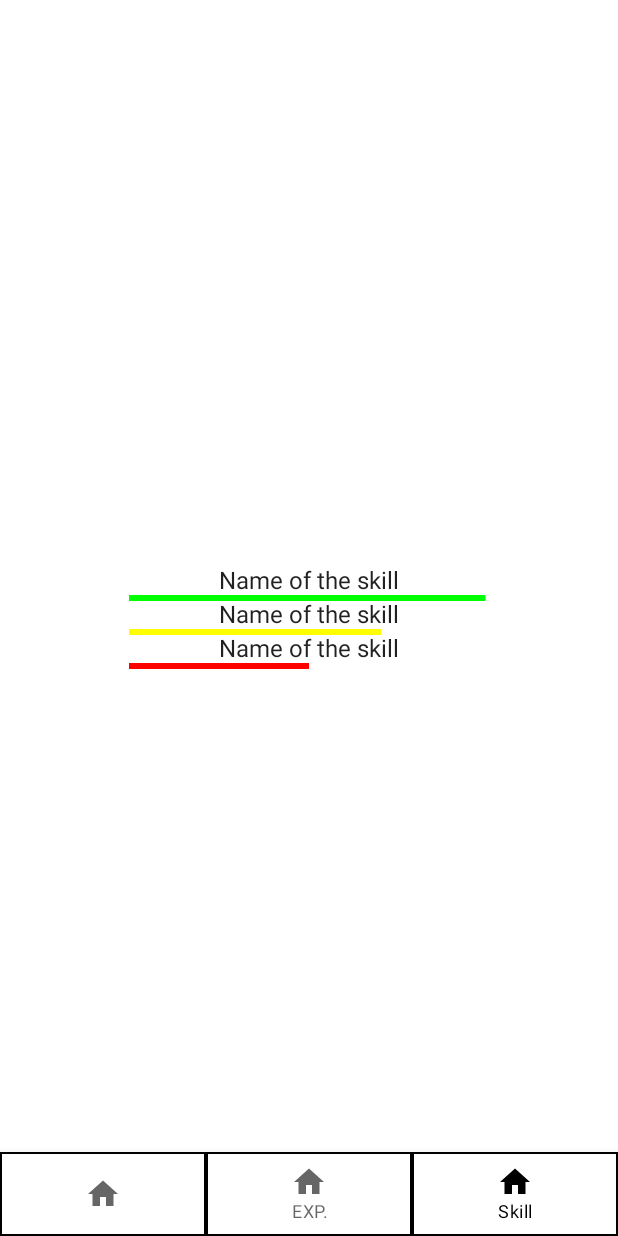
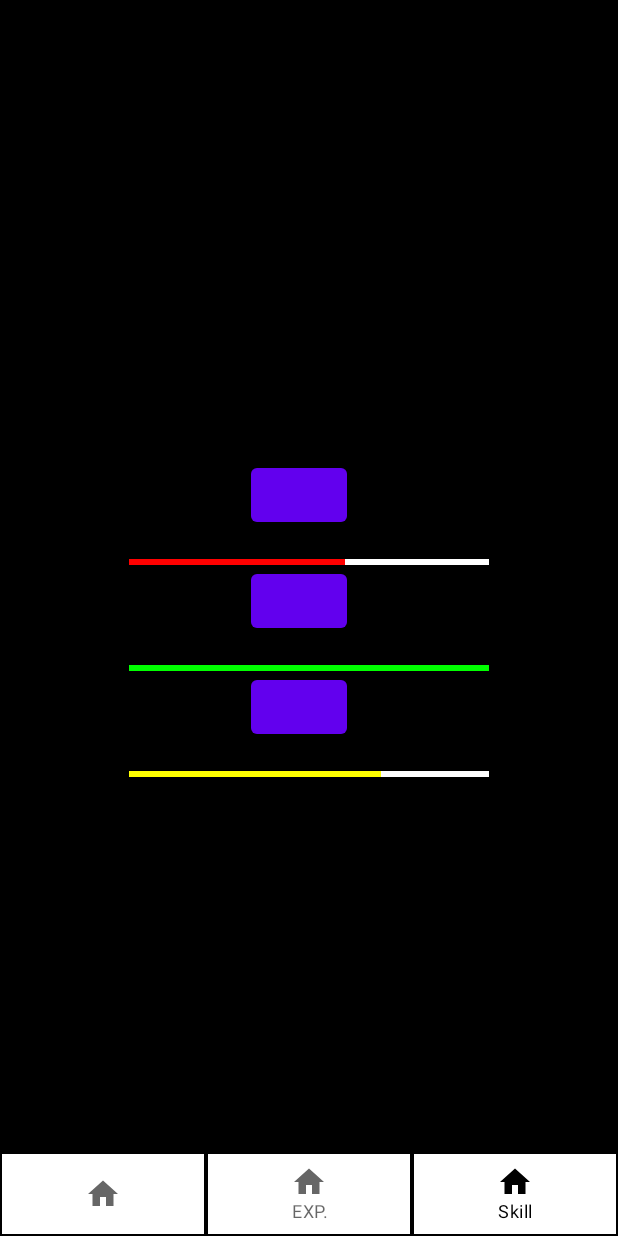
Before and after one commit to AdrienMDevMobile/ComposeCV, an Android app built with Jetpack Compose: the screen it shows after launch (MainActivity), item 3 of the bottom bar chosen, on a phone screen of 412 x 824 dp. Run offline under Robolectric (Android 15) with nearby library versions, the phone set to English and light mode, and no system bars; our stand-ins replace livedata-compose.

Commit message:
Welcome fragment + Skill Fragment Can now overscroll, skill fragment has on off button

```diff
--- a/app/build.gradle
+++ b/app/build.gradle
@@ -60,5 +60,7 @@ dependencies {
     debugImplementation "androidx.compose.ui:ui-tooling:$compose_version"
     def nav_version = "2.4.1"
     implementation("androidx.navigation:navigation-compose:$nav_version")
+    implementation "androidx.compose.runtime:runtime-livedata:$compose_version"
+    implementation "androidx.lifecycle:lifecycle-viewmodel-compose:1.0.0-alpha02"
 
 }
--- a/app/src/main/java/com/adrienmandroid/composecv/data/BottomNavGraph.kt
+++ b/app/src/main/java/com/adrienmandroid/composecv/data/BottomNavGraph.kt
@@ -14,11 +14,11 @@ import com.adrienmandroid.composecv.ui.fragments.WelcomeFragment
 //Navigation graph informations.
 object BottomNavGraph {
 
-    val Welcome = BottomNavElement("welcome", null, Icons.Default.Home)
-    val Exp = BottomNavElement("experience", "EXP.", Icons.Default.Home)
-    val Skill = BottomNavElement("skill", "Skill", Icons.Default.Home)
+    val WelcomeBottomNav = BottomNavElement("welcome", null, Icons.Default.Home)
+    val ExpBottomNav = BottomNavElement("experience", "EXP.", Icons.Default.Home)
+    val SkillBottomNav = BottomNavElement("skill", "Skill", Icons.Default.Home)
 
-    val array = arrayOf(Welcome, Exp, Skill)
+    val array = arrayOf(WelcomeBottomNav, ExpBottomNav, SkillBottomNav)
 
 }
 
@@ -29,14 +29,14 @@ fun BottomNavGraphHost(navController: NavHostController) {
     NavHost(navController = navController,
         startDestination = BottomNavGraph.array[0].route)
     {
-        composable(route=BottomNavGraph.Welcome.route){
+        composable(route=BottomNavGraph.WelcomeBottomNav.route){
             WelcomeFragment()
         }
-        composable(route = BottomNavGraph.Exp.route) {
+        composable(route = BottomNavGraph.ExpBottomNav.route) {
             ExperienceFragment()
         }
-        composable(route = BottomNavGraph.Skill.route) {
-            SkillFragment()
+        composable(route = BottomNavGraph.SkillBottomNav.route) {
+            SkillFragment(SkillData.skills)
         }
     }
 }
--- /dev/null
+++ b/app/src/main/java/com/adrienmandroid/composecv/data/Skill.kt
@@ -0,0 +1,3 @@
+package com.adrienmandroid.composecv.data
+
+data class Skill(val name :String, val targetValue : Float, val explanation : String)
--- /dev/null
+++ b/app/src/main/java/com/adrienmandroid/composecv/data/SkillData.kt
@@ -0,0 +1,10 @@
+package com.adrienmandroid.composecv.data
+
+
+object SkillData {
+    val skill1 = Skill("Super skill1", 0.6f, "Texte skill 1")
+    val skill2 = Skill("Super skill2", 1f, "Texte skill 2")
+    val skill3 = Skill("Super skill3", 0.7f, "Texte skill 3")
+
+    val skills = listOf(skill1, skill2, skill3)
+}
--- a/app/src/main/java/com/adrienmandroid/composecv/ui/fragments/SkillFragment.kt
+++ b/app/src/main/java/com/adrienmandroid/composecv/ui/fragments/SkillFragment.kt
@@ -9,26 +9,30 @@ import androidx.compose.ui.Alignment
 import androidx.compose.ui.Modifier
 import androidx.compose.ui.graphics.Color
 import androidx.compose.ui.tooling.preview.Preview
-import com.adrienmandroid.composecv.ui.skill.SkillLinearProgressIndicator
+import com.adrienmandroid.composecv.data.Skill
+import com.adrienmandroid.composecv.ui.skill.SkillBox
+import com.adrienmandroid.composecv.data.SkillData
 import com.adrienmandroid.composecv.ui.theme.ComposeCVTheme
 
 @Composable
-fun SkillFragment() {
-    Box(modifier = Modifier.fillMaxSize().background(Color.White), contentAlignment = Alignment.Center,
+fun SkillFragment(skills : List<Skill>) {
+    Box(modifier = Modifier
+        .fillMaxSize()
+        .background(Color.Black), contentAlignment = Alignment.Center,
     ){
-        Column(){
-            SkillLinearProgressIndicator(0.9f)
-            SkillLinearProgressIndicator(0.7f)
-            SkillLinearProgressIndicator(0.5f)
+        Column() {
+            for (skill in skills) {
+                SkillBox(skill.name, skill.targetValue, skill.explanation)
+            }
         }
+    }
 
-    }
 }
 
 @Composable
 @Preview
-fun previewSkill(){
-    ComposeCVTheme {
-        SkillFragment()
+fun PreviewSkill(){
+    ComposeCVTheme() {
+        SkillFragment(SkillData.skills)
     }
 }
--- a/app/src/main/java/com/adrienmandroid/composecv/ui/fragments/WelcomeFragment.kt
+++ b/app/src/main/java/com/adrienmandroid/composecv/ui/fragments/WelcomeFragment.kt
@@ -3,10 +3,13 @@ package com.adrienmandroid.composecv.ui.fragments
 import androidx.compose.foundation.Image
 import androidx.compose.foundation.background
 import androidx.compose.foundation.layout.*
+import androidx.compose.foundation.lazy.LazyColumn
+import androidx.compose.foundation.lazy.items
 import androidx.compose.material.*
 import androidx.compose.runtime.Composable
 import androidx.compose.ui.Modifier
 import androidx.compose.ui.graphics.Color
+import androidx.compose.ui.graphics.Color.Companion.Red
 import androidx.compose.ui.layout.ContentScale
 import androidx.compose.ui.res.painterResource
 import androidx.compose.ui.unit.dp
@@ -30,28 +33,32 @@ fun WelcomeFragment() {
                     .fillMaxWidth()
                     .fillMaxHeight().background(Color.Transparent)
             ) {
-                Column(Modifier.background(Color.Transparent), verticalArrangement = Arrangement.spacedBy((-32).dp)) {
+                //, verticalArrangement = Arrangement.spacedBy((-32).dp)
+                LazyColumn(Modifier.fillMaxWidth(1f)) {
+                    item{
+                        Column(modifier = Modifier.fillMaxWidth(1f), verticalArrangement = Arrangement.spacedBy((-16).dp)){
                             Image(
                                 painter = painterResource(R.drawable.profile_picture),
                                 contentDescription = "Picture",
                                 contentScale = ContentScale.Crop,
                                 modifier = Modifier.width(150.dp).height(150.dp).zIndex(1f)
                             )
-                    Column(
-                        Modifier
-                            .fillMaxWidth()
-                            .fillMaxHeight()
-                            .background(Color.Blue)
-                    ){
-                        Spacer(modifier = Modifier.height(32.dp))
-                        Text(text = "Hello from sheet")
+                            Spacer(modifier = Modifier.height(16.dp).fillMaxWidth(1f).background(Color.Blue))
+                        }
+
+                    }
+                    val listDistance = listOf(100.dp, 80.dp, 60.dp, 90.dp, 130.dp, 150.dp)
+                    items(items=listDistance){
+                        Box(modifier = Modifier.background(Color.Blue).fillMaxWidth(1f)){
+                            Spacer(modifier = Modifier.height(it))
+                            Text(text="test")
+                        }
                     }
                 }
 
             }
 
         }, sheetPeekHeight = 600.dp
-        , modifier = Modifier.background(Color.Green)
     ) {
         //Under the bottom sheet
         Image(
--- /dev/null
+++ b/app/src/main/java/com/adrienmandroid/composecv/ui/skill/SkillBox.kt
@@ -0,0 +1,40 @@
+package com.adrienmandroid.composecv.ui.skill
+
+import androidx.compose.foundation.layout.Column
+import androidx.compose.foundation.layout.Row
+import androidx.compose.material.Button
+import androidx.compose.material.Text
+import androidx.compose.runtime.Composable
+import androidx.compose.runtime.getValue
+import androidx.compose.runtime.livedata.observeAsState
+import androidx.lifecycle.LiveData
+import androidx.lifecycle.MutableLiveData
+
+
+@Composable
+fun SkillBox(name : String, targetValue : Float, text: String) {
+
+    val isTextVisible = MutableLiveData(false)
+    Column() {
+        Row(){
+            Text(name)
+            Button(onClick =  { isTextVisible.value = when(isTextVisible.value){true -> false else -> true } }) {
+                //https://developer.android.com/jetpack/compose/state#viewmodel-state
+                //Gerer l'affichage de l'élement qui suivra ici
+            }
+        }
+        SkillLinearProgressIndicator(targetValue = targetValue)
+        SkillText(isTextVisible, text)
+    }
+
+
+}
+
+@Composable
+fun SkillText(isVisible : LiveData<Boolean>, text:String){
+    val visible by isVisible.observeAsState(false)
+    //https://stackoverflow.com/questions/66560404/jetpack-compose-unresolved-reference-observeasstate
+    if(visible){
+        Text(text)
+    }
+}
```
Lines whose indentation alone changed are shown as unchanged.
